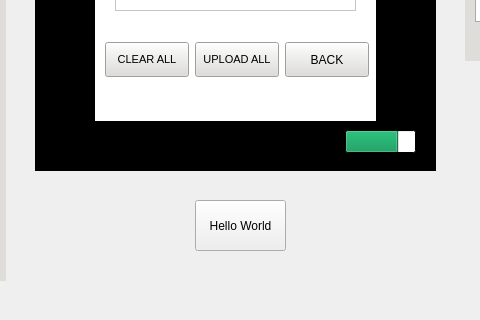
Old version of the form forms/main-window.ui in the repository MichaelRipa/Neureset; both pictures show x 415 to 895 and y 280 to 600 of the 1300 by 600 pixel window.
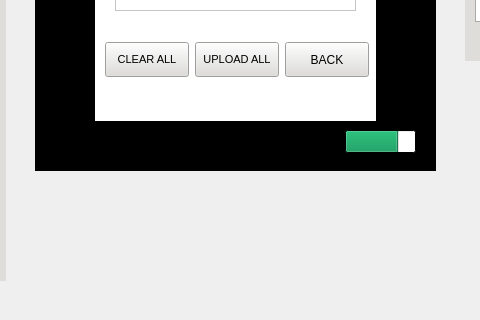
New version of the form.

What changed in the file:
```diff
--- a/forms/main-window.ui
+++ b/forms/main-window.ui
@@ -14,19 +14,6 @@
    <string>MainWindow</string>
   </property>
   <widget class="QWidget" name="centralwidget">
-   <widget class="QPushButton" name="helloWorldButton">
-    <property name="geometry">
-     <rect>
-      <x>610</x>
-      <y>480</y>
-      <width>91</width>
-      <height>51</height>
-     </rect>
-    </property>
-    <property name="text">
-     <string>Hello World</string>
-    </property>
-   </widget>
    <widget class="QWidget" name="neuresetDevice" native="true">
     <property name="geometry">
      <rect>
```
